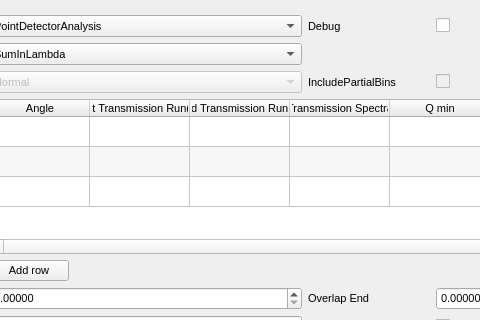
First picture: the form in qt/scientific_interfaces/ISISReflectometry/GUI/Experiment/ExperimentWidget.ui, repository mantidproject/mantid, before the edit; both pictures show x 188 to 668 and y 0 to 320 of the 952 by 524 pixel window.
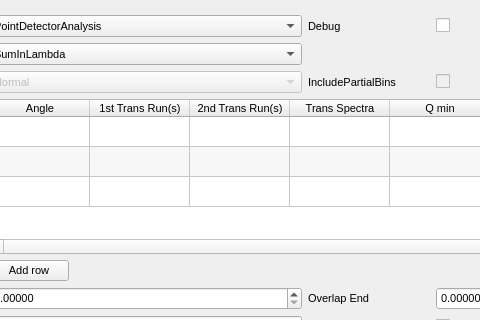
Second picture: the form after the edit. Custom widgets are drawn as their Qt base class.

Commit message:
Minor change to column labels in the reflectometry GUI
On the Experiment Settings tab, reduce the length of the labels to save space
Update the Runs tab's column headings with the same labels for the relevant items

What changed in the file:
```diff
--- a/qt/scientific_interfaces/ISISReflectometry/GUI/Experiment/ExperimentWidget.ui
+++ b/qt/scientific_interfaces/ISISReflectometry/GUI/Experiment/ExperimentWidget.ui
@@ -315,17 +315,17 @@
        </column>
        <column>
         <property name="text">
-         <string>1st Transmission Run(s)</string>
+         <string>1st Trans Run(s)</string>
         </property>
        </column>
        <column>
         <property name="text">
-         <string>2nd Transmission Run(s)</string>
+         <string>2nd Trans Run(s)</string>
         </property>
        </column>
        <column>
         <property name="text">
-         <string>Transmission Spectra</string>
+         <string>Trans Spectra</string>
         </property>
        </column>
        <column>
```
The commit also changes 1 other file.
